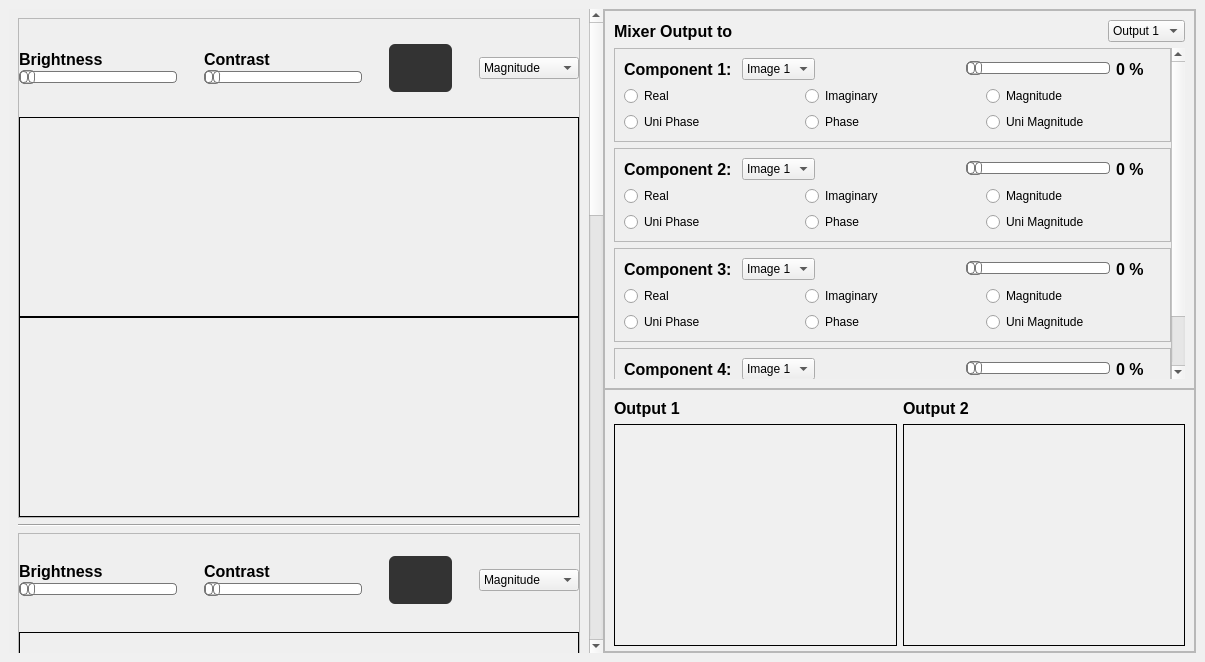
The window that UI/untitled.ui (signals-masters/ImageMixer) describes before a commit, drawn with Qt 5.
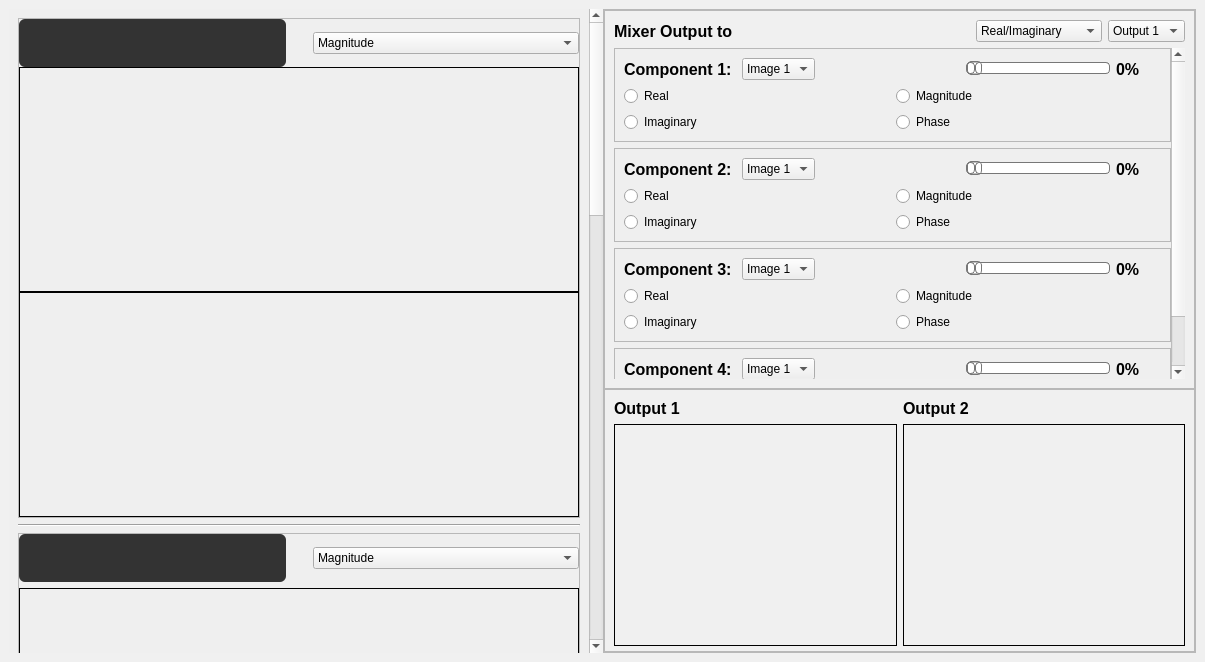
The same window after the commit.

Commit message: Upload image functionalities + change component mode + change mixing mode

Patch:
```diff
--- a/UI/untitled.ui
+++ b/UI/untitled.ui
@@ -141,8 +141,8 @@
        <property name="geometry">
         <rect>
          <x>0</x>
-         <y>-1419</y>
-         <width>577</width>
+         <y>0</y>
+         <width>573</width>
          <height>2063</height>
         </rect>
        </property>
@@ -183,125 +183,7 @@
               <number>27</number>
              </property>
              <item>
-              <layout class="QVBoxLayout" name="verticalLayout_3">
-               <property name="spacing">
-                <number>1</number>
-               </property>
-               <item>
-                <spacer name="verticalSpacer_3">
-                 <property name="orientation">
-                  <enum>Qt::Vertical</enum>
-                 </property>
-                 <property name="sizeHint" stdset="0">
-                  <size>
-                   <width>20</width>
-                   <height>40</height>
-                  </size>
-                 </property>
-                </spacer>
-               </item>
-               <item>
-                <widget class="QLabel" name="label">
-                 <property name="maximumSize">
-                  <size>
-                   <width>16777215</width>
-                   <height>60</height>
-                  </size>
-                 </property>
-                 <property name="text">
-                  <string>Brightness</string>
-                 </property>
-                </widget>
-               </item>
-               <item>
-                <widget class="QSlider" name="brightnessSlider">
-                 <property name="maximumSize">
-                  <size>
-                   <width>200</width>
-                   <height>16777215</height>
-                  </size>
-                 </property>
-                 <property name="orientation">
-                  <enum>Qt::Horizontal</enum>
-                 </property>
-                </widget>
-               </item>
-               <item>
-                <spacer name="verticalSpacer">
-                 <property name="orientation">
-                  <enum>Qt::Vertical</enum>
-                 </property>
-                 <property name="sizeHint" stdset="0">
-                  <size>
-                   <width>20</width>
-                   <height>40</height>
-                  </size>
-                 </property>
-                </spacer>
-               </item>
-              </layout>
-             </item>
-             <item>
-              <layout class="QVBoxLayout" name="verticalLayout_4">
-               <property name="spacing">
-                <number>1</number>
-               </property>
-               <item>
-                <spacer name="verticalSpacer_4">
-                 <property name="orientation">
-                  <enum>Qt::Vertical</enum>
-                 </property>
-                 <property name="sizeHint" stdset="0">
-                  <size>
-                   <width>20</width>
-                   <height>40</height>
-                  </size>
-                 </property>
-                </spacer>
-               </item>
-               <item>
-                <widget class="QLabel" name="label_4">
-                 <property name="maximumSize">
-                  <size>
-                   <width>16777215</width>
-                   <height>60</height>
-                  </size>
-                 </property>
-                 <property name="text">
-                  <string>Contrast</string>
-                 </property>
-                </widget>
-               </item>
-               <item>
-                <widget class="QSlider" name="contrastSlider">
-                 <property name="maximumSize">
-                  <size>
-                   <width>200</width>
-                   <height>16777215</height>
-                  </size>
-                 </property>
-                 <property name="orientation">
-                  <enum>Qt::Horizontal</enum>
-                 </property>
-                </widget>
-               </item>
-               <item>
-                <spacer name="verticalSpacer_2">
-                 <property name="orientation">
-                  <enum>Qt::Vertical</enum>
-                 </property>
-                 <property name="sizeHint" stdset="0">
-                  <size>
-                   <width>20</width>
-                   <height>40</height>
-                  </size>
-                 </property>
-                </spacer>
-               </item>
-              </layout>
-             </item>
-             <item>
-              <widget class="QPushButton" name="firstPushBtn">
+              <widget class="QPushButton" name="imageOneCropButton">
                <property name="text">
                 <string/>
                </property>
@@ -419,101 +301,7 @@
               <number>27</number>
              </property>
              <item>
-              <layout class="QVBoxLayout" name="verticalLayout_5">
-               <property name="spacing">
-                <number>1</number>
-               </property>
-               <item>
-                <spacer name="verticalSpacer_7">
-                 <property name="orientation">
-                  <enum>Qt::Vertical</enum>
-                 </property>
-                 <property name="sizeHint" stdset="0">
-                  <size>
-                   <width>20</width>
-                   <height>40</height>
-                  </size>
-                 </property>
-                </spacer>
-               </item>
-               <item>
-                <widget class="QLabel" name="label_2">
-                 <property name="text">
-                  <string>Brightness</string>
-                 </property>
-                </widget>
-               </item>
-               <item>
-                <widget class="QSlider" name="brightnessSlider_2">
-                 <property name="orientation">
-                  <enum>Qt::Horizontal</enum>
-                 </property>
-                </widget>
-               </item>
-               <item>
-                <spacer name="verticalSpacer_8">
-                 <property name="orientation">
-                  <enum>Qt::Vertical</enum>
-                 </property>
-                 <property name="sizeHint" stdset="0">
-                  <size>
-                   <width>20</width>
-                   <height>40</height>
-                  </size>
-                 </property>
-                </spacer>
-               </item>
-              </layout>
-             </item>
-             <item>
-              <layout class="QVBoxLayout" name="verticalLayout_6">
-               <property name="spacing">
-                <number>1</number>
-               </property>
-               <item>
-                <spacer name="verticalSpacer_5">
-                 <property name="orientation">
-                  <enum>Qt::Vertical</enum>
-                 </property>
-                 <property name="sizeHint" stdset="0">
-                  <size>
-                   <width>20</width>
-                   <height>40</height>
-                  </size>
-                 </property>
-                </spacer>
-               </item>
-               <item>
-                <widget class="QLabel" name="label_5">
-                 <property name="text">
-                  <string>Contrast</string>
-                 </property>
-                </widget>
-               </item>
-               <item>
-                <widget class="QSlider" name="contrastSlider_2">
-                 <property name="orientation">
-                  <enum>Qt::Horizontal</enum>
-                 </property>
-                </widget>
-               </item>
-               <item>
-                <spacer name="verticalSpacer_6">
-                 <property name="orientation">
-                  <enum>Qt::Vertical</enum>
-                 </property>
-                 <property name="sizeHint" stdset="0">
-                  <size>
-                   <width>20</width>
-                   <height>40</height>
-                  </size>
-                 </property>
-                </spacer>
-               </item>
-              </layout>
-             </item>
-             <item>
-              <widget class="QPushButton" name="secondPushBtn">
+              <widget class="QPushButton" name="imageTwoCropButton">
                <property name="text">
                 <string/>
                </property>
@@ -1074,14 +862,28 @@
               </property>
               <property name="sizeHint" stdset="0">
                <size>
-                <width>40</width>
+                <width>30</width>
                 <height>20</height>
                </size>
               </property>
              </spacer>
             </item>
             <item>
-             <widget class="QComboBox" name="outCB_3">
+             <widget class="QComboBox" name="mixerModeSelect">
+              <item>
+               <property name="text">
+                <string>Real/Imaginary</string>
+               </property>
+              </item>
+              <item>
+               <property name="text">
+                <string>Magnitude/Phase</string>
+               </property>
+              </item>
+             </widget>
+            </item>
+            <item>
+             <widget class="QComboBox" name="outputSelect">
               <item>
                <property name="text">
                 <string>Output 1</string>
@@ -1106,7 +908,7 @@
               <rect>
                <x>0</x>
                <y>0</y>
-               <width>554</width>
+               <width>550</width>
                <height>418</height>
               </rect>
              </property>
@@ -1196,11 +998,12 @@
                      <property name="font">
                       <font>
                        <pointsize>-1</pointsize>
+                       <weight>75</weight>
                        <bold>true</bold>
                       </font>
                      </property>
                      <property name="text">
-                      <string>0 %</string>
+                      <string>0%</string>
                      </property>
                     </widget>
                    </item>
@@ -1218,30 +1021,12 @@
                       </widget>
                      </item>
                      <item>
-                      <widget class="QRadioButton" name="uniPhaseRadBtn">
-                       <property name="text">
-                        <string>Uni Phase</string>
-                       </property>
-                      </widget>
-                     </item>
-                    </layout>
-                   </item>
-                   <item>
-                    <layout class="QVBoxLayout" name="verticalLayout_22">
-                     <item>
-                      <widget class="QRadioButton" name="imaginaryRadBtn">
+                      <widget class="QRadioButton" name="componentOneImaginaryRadio">
                        <property name="text">
                         <string>Imaginary</string>
                        </property>
                       </widget>
                      </item>
-                     <item>
-                      <widget class="QRadioButton" name="phaseRadBtn">
-                       <property name="text">
-                        <string>Phase</string>
-                       </property>
-                      </widget>
-                     </item>
                     </layout>
                    </item>
                    <item>
@@ -1256,7 +1041,7 @@
                      <item>
                       <widget class="QRadioButton" name="uniMagRadBtn">
                        <property name="text">
-                        <string>Uni Magnitude</string>
+                        <string>Phase</string>
                        </property>
                       </widget>
                      </item>
@@ -1340,11 +1125,12 @@
                      <property name="font">
                       <font>
                        <pointsize>-1</pointsize>
+                       <weight>75</weight>
                        <bold>true</bold>
                       </font>
                      </property>
                      <property name="text">
-                      <string>0 %</string>
+                      <string>0%</string>
                      </property>
                     </widget>
                    </item>
@@ -1362,30 +1148,12 @@
                       </widget>
                      </item>
                      <item>
-                      <widget class="QRadioButton" name="uniPhaseRadBtn_2">
-                       <property name="text">
-                        <string>Uni Phase</string>
-                       </property>
-                      </widget>
-                     </item>
-                    </layout>
-                   </item>
-                   <item>
-                    <layout class="QVBoxLayout" name="verticalLayout_26">
-                     <item>
-                      <widget class="QRadioButton" name="imaginaryRadBtn_2">
+                      <widget class="QRadioButton" name="componentTwoImaginaryRadio">
                        <property name="text">
                         <string>Imaginary</string>
                        </property>
                       </widget>
                      </item>
-                     <item>
-                      <widget class="QRadioButton" name="phaseRadBtn_2">
-                       <property name="text">
-                        <string>Phase</string>
-                       </property>
-                      </widget>
-                     </item>
                     </layout>
                    </item>
                    <item>
@@ -1400,7 +1168,7 @@
                      <item>
                       <widget class="QRadioButton" name="uniMagRadBtn_2">
                        <property name="text">
-                        <string>Uni Magnitude</string>
+                        <string>Phase</string>
                        </property>
                       </widget>
                      </item>
@@ -1484,11 +1252,12 @@
                      <property name="font">
                       <font>
                        <pointsize>-1</pointsize>
+                       <weight>75</weight>
                        <bold>true</bold>
                       </font>
                      </property>
                      <property name="text">
-                      <string>0 %</string>
+                      <string>0%</string>
                      </property>
                     </widget>
                    </item>
@@ -1506,30 +1275,12 @@
                       </widget>
                      </item>
                      <item>
-                      <widget class="QRadioButton" name="uniPhaseRadBtn_3">
-                       <property name="text">
-                        <string>Uni Phase</string>
-                       </property>
-                      </widget>
-                     </item>
-                    </layout>
-                   </item>
-                   <item>
-                    <layout class="QVBoxLayout" name="verticalLayout_30">
-                     <item>
-                      <widget class="QRadioButton" name="imaginaryRadBtn_3">
+                      <widget class="QRadioButton" name="componentThreeImaginaryRadio">
                        <property name="text">
                         <string>Imaginary</string>
                        </property>
                       </widget>
                      </item>
-                     <item>
-                      <widget class="QRadioButton" name="phaseRadBtn_3">
-                       <property name="text">
-                        <string>Phase</string>
-                       </property>
-                      </widget>
-                     </item>
                     </layout>
                    </item>
                    <item>
@@ -1544,7 +1295,7 @@
                      <item>
                       <widget class="QRadioButton" name="uniMagRadBtn_3">
                        <property name="text">
-                        <string>Uni Magnitude</string>
+                        <string>Phase</string>
                        </property>
                       </widget>
                      </item>
@@ -1634,11 +1385,12 @@
                      <property name="font">
                       <font>
                        <pointsize>-1</pointsize>
+                       <weight>75</weight>
                        <bold>true</bold>
                       </font>
                      </property>
                      <property name="text">
-                      <string>0 %</string>
+                      <string>0%</string>
                      </property>
                     </widget>
                    </item>
```
Left out of the diff: 350 changed lines with no effect on the pictures. The commit also changes 5 other files.
